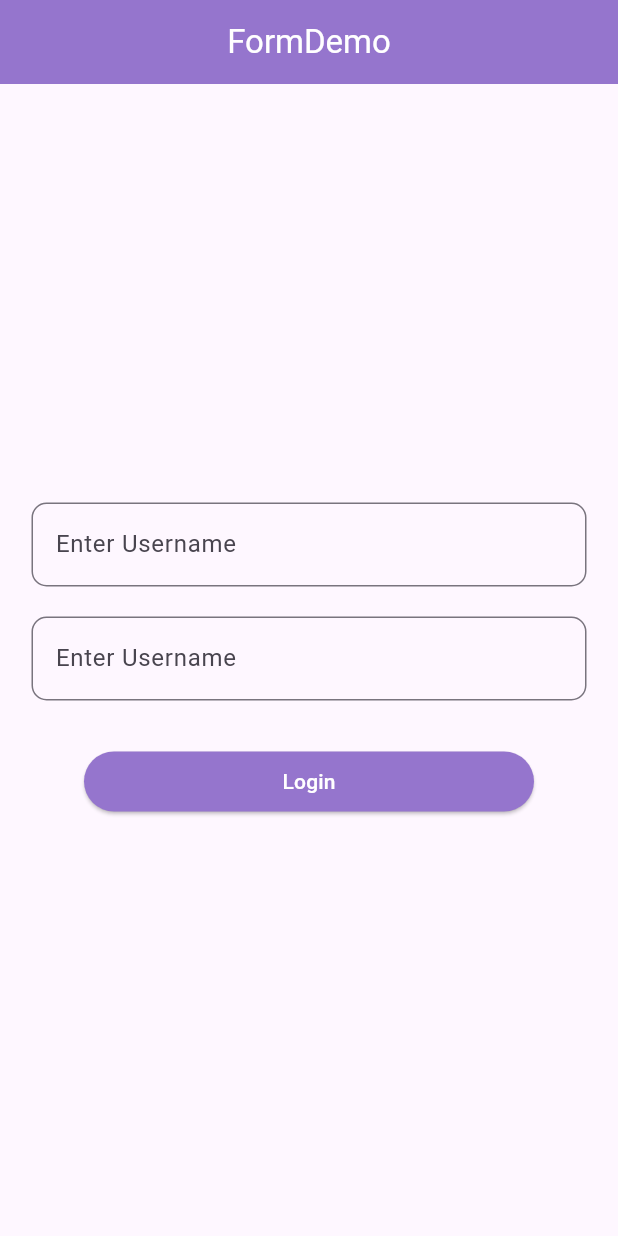
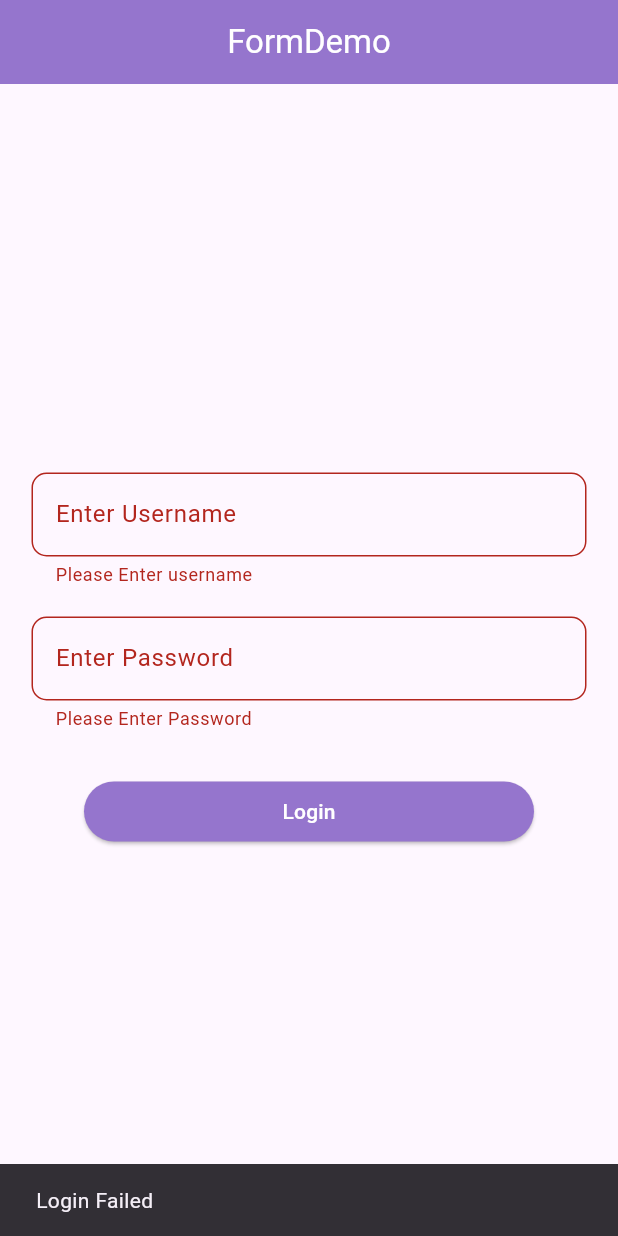
Before and after one commit to VaibhavPagare25/Daily-Flutter, a Flutter app: the screen it shows after launch, after a tap on "Login", on a phone screen of 412 x 824 dp. Run offline on Flutter 3.47's test engine with Material 3 defaults, Android fonts, the phone set to English and light mode, and no system bars; missing offline and left inert: number_to_words_english.

```diff
--- a/March-01-24/text_form_field/lib/text_form_field.dart
+++ b/March-01-24/text_form_field/lib/text_form_field.dart
@@ -12,7 +12,10 @@ class _FormDemoState extends State<FormDemo> {
   final TextEditingController _userNameController = TextEditingController();
   final TextEditingController _passController = TextEditingController();
 
-  //GlobalKey<FormField> userNameKey = GlobalKey<FormField>
+  GlobalKey<FormFieldState> userNameKey = GlobalKey<FormFieldState>();
+  GlobalKey<FormFieldState> passwordKey = GlobalKey<FormFieldState>();
+
+  GlobalKey<FormState> loginKey = GlobalKey<FormState>();
 
   @override
   Widget build(BuildContext context) {
@@ -23,7 +26,9 @@ class _FormDemoState extends State<FormDemo> {
         backgroundColor: Colors.deepPurple.shade300,
         foregroundColor: Colors.white,
       ),
-      body: Column(
+      body: Form(
+        key: loginKey,
+        child: Column(
           mainAxisAlignment: MainAxisAlignment.center,
           children: [
             const SizedBox(
@@ -32,12 +37,21 @@ class _FormDemoState extends State<FormDemo> {
             SizedBox(
               width: 370,
               child: TextFormField(
+                // key: userNameKey,
                 controller: _userNameController,
                 decoration: InputDecoration(
                   border: OutlineInputBorder(
                     borderRadius: BorderRadius.circular(10),
                   ),
-                  labelText: "Enter Username"),
+                  labelText: "Enter Username",
+                ),
+                validator: (value) {
+                  if (value == null || value.isEmpty) {
+                    return "Please Enter username";
+                  } else {
+                    return null;
+                  }
+                },
               ),
             ),
             const SizedBox(
@@ -46,12 +60,21 @@ class _FormDemoState extends State<FormDemo> {
             SizedBox(
               width: 370,
               child: TextFormField(
+                //key: passwordKey,
                 controller: _passController,
                 decoration: InputDecoration(
                   border: OutlineInputBorder(
                     borderRadius: BorderRadius.circular(10),
                   ),
-                  labelText: "Enter Username"),
+                  labelText: "Enter Password",
+                ),
+                validator: (value) {
+                  if (value == null || value.isEmpty) {
+                    return "Please Enter Password";
+                  } else {
+                    return null;
+                  }
+                },
               ),
             ),
             const SizedBox(
@@ -68,12 +91,45 @@ class _FormDemoState extends State<FormDemo> {
                     Colors.white,
                   ),
                 ),
-              onPressed: () {},
+                onPressed: () {
+                  bool isValidated = loginKey.currentState!.validate();
+
+                  if (isValidated) {
+                    ScaffoldMessenger.of(context).showSnackBar(
+                      const SnackBar(
+                        content: Text("Login Successful"),
+                      ),
+                    );
+                  } else {
+                    ScaffoldMessenger.of(context).showSnackBar(
+                      const SnackBar(
+                        content: Text("Login Failed"),
+                      ),
+                    );
+                  }
+                  // bool isUserNameValidated = userNameKey.currentState!.validate();
+                  // bool isPassValidated = passwordKey.currentState!.validate();
+
+                  // if (isUserNameValidated && isPassValidated) {
+                  //   ScaffoldMessenger.of(context).showSnackBar(
+                  //     const SnackBar(
+                  //       content: Text("Login Successful"),
+                  //     ),
+                  //   );
+                  // } else {
+                  //   ScaffoldMessenger.of(context).showSnackBar(
+                  //     const SnackBar(
+                  //       content: Text("Login Failed"),
+                  //     ),
+                  //   );
+                  // }
+                },
                 child: const Text("Login"),
               ),
             ),
           ],
         ),
+      ),
     );
   }
 }
```
Lines whose indentation alone changed are shown as unchanged.
